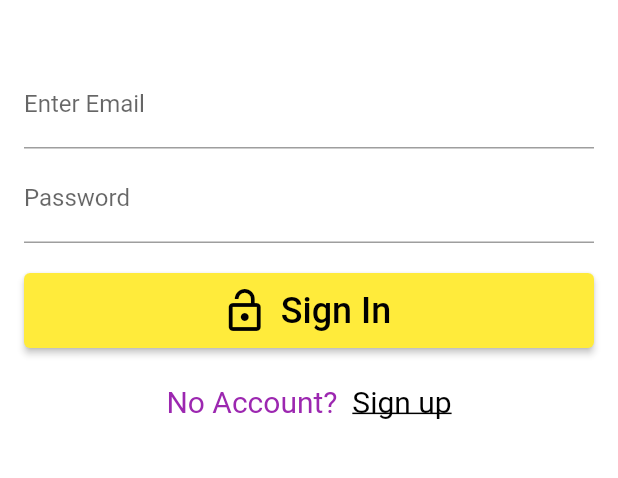
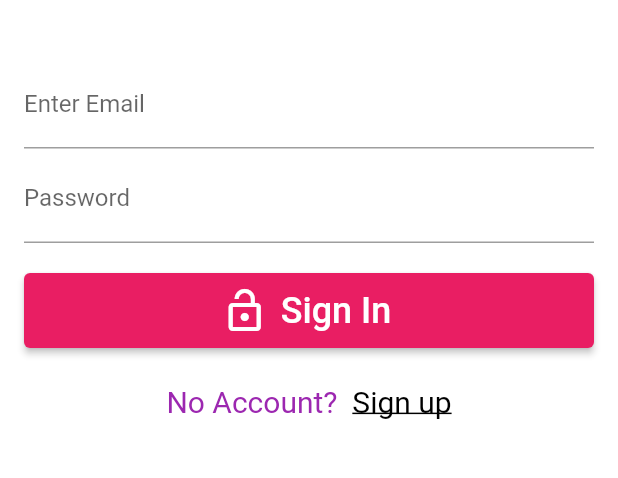
Before and after one commit to Caleb1418/Weather_app, a Flutter app: the screen it shows after launch, on a phone screen of 412 x 824 dp, the part 495-973 px from its top. Run offline on Flutter 3.47's test engine with Material 2 defaults, Android fonts, the phone set to English and light mode, and no system bars; our stand-ins replace email_validator, firebase_auth, firebase_core; accounts and stored records are empty.

Commit message:
Add files via upload

```diff
--- a/lib/main.dart
+++ b/lib/main.dart
@@ -27,7 +27,9 @@ class MyApp extends StatelessWidget {
       debugShowCheckedModeBanner: false,
       title: title,
       theme: ThemeData.from(
-          colorScheme: ColorScheme.fromSwatch(primarySwatch: Colors.yellow)),
+          colorScheme: ColorScheme.fromSwatch(
+        primarySwatch: Colors.pink,
+      ).copyWith(secondary: Colors.purple)),
       home: MainPage());
 }
 
--- a/lib/signup_widget.dart
+++ b/lib/signup_widget.dart
@@ -85,7 +85,7 @@ class _SignUpWidgetState extends State<SignUpWidget> {
               text: TextSpan(
                   style: TextStyle(
                     color: Colors.white,
-                    fontSize: 12,
+                    fontSize: 20,
                   ),
                   text: 'Already Have an account?  ',
                   children: [
```
Also changed, not shown: lib/Utils.dart (line endings or trailing spaces), lib/auth_page.dart (line endings or trailing spaces), lib/home_page.dart (line endings or trailing spaces), lib/login.dart (line endings or trailing spaces), lib/weather.dart (line endings or trailing spaces), lib/weather_service.dart (line endings or trailing spaces).
